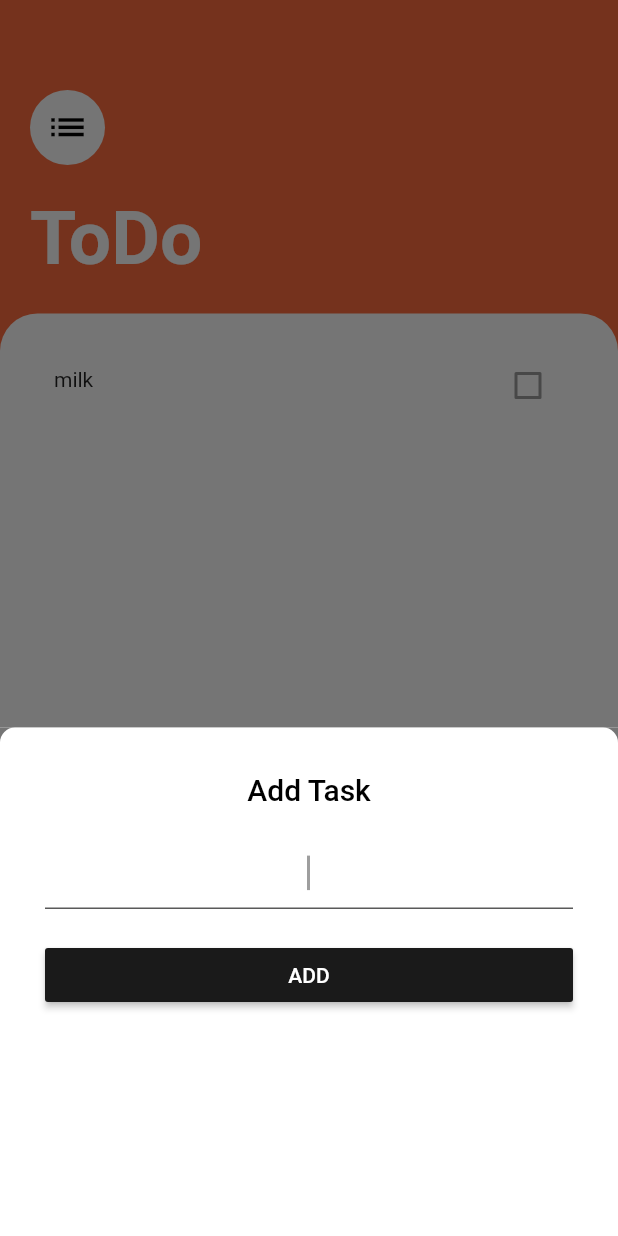
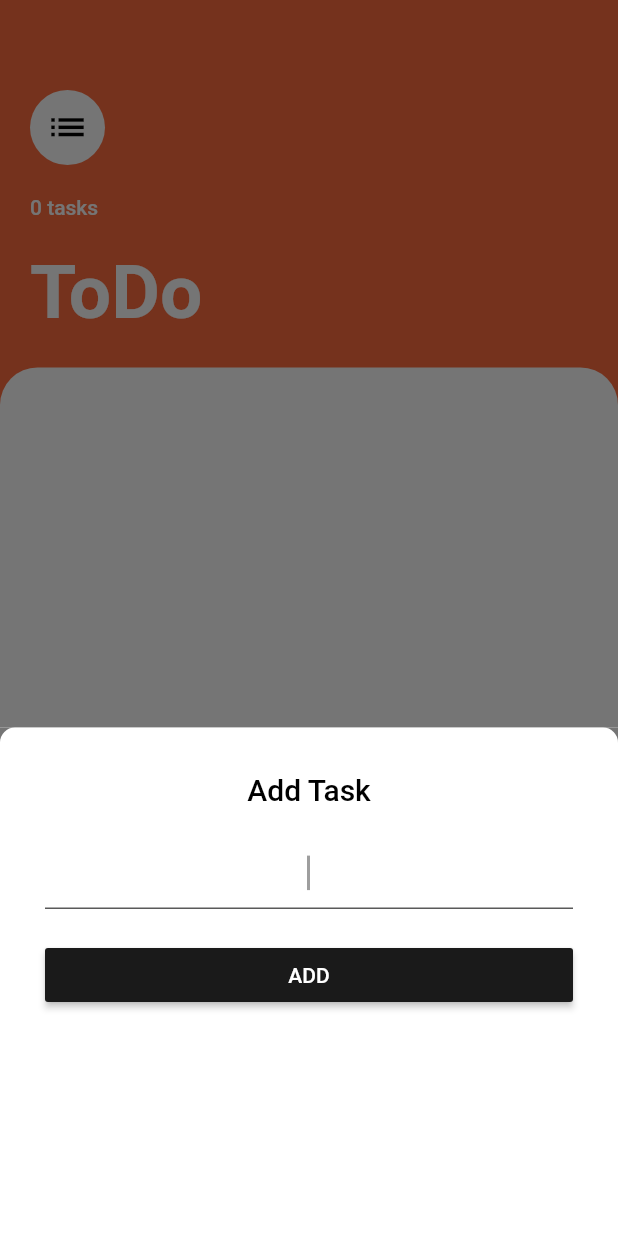
Before and after one commit to Prakash5bisht/ToDo-App-Flutter, a Flutter app: the screen it shows after launch, after a tap on the "add" icon, on a phone screen of 412 x 824 dp. Run offline on Flutter 3.47's test engine with Material 2 defaults, Android fonts, the phone set to English and light mode, and no system bars.

Commit message:
replaced ListView with ListView.builder and added functionality to add task button and lifted the state up

```diff
--- /dev/null
+++ b/lib/models/Task.dart
@@ -0,0 +1,12 @@
+class Task{
+
+  String name;
+  bool isDone;
+
+  Task({this.name, this.isDone = false});
+
+  void done(){
+    isDone = !isDone;
+  }
+
+}
--- a/lib/screens/task_dialog.dart
+++ b/lib/screens/task_dialog.dart
@@ -1,9 +1,16 @@
 import 'package:flutter/cupertino.dart';
 import 'package:flutter/material.dart';
 
-class TaskDialog extends StatelessWidget {
+class AddTaskScreen extends StatelessWidget {
+
+  AddTaskScreen(this.addTaskCallback);
+  final Function addTaskCallback;
+
   @override
   Widget build(BuildContext context) {
+
+    String newTaskTitle;
+
     return Container(
       color: Color(0xff757575),
       child: Container(
@@ -28,6 +35,8 @@ class TaskDialog extends StatelessWidget {
              TextField(
                autofocus: true,
                textAlign: TextAlign.center,
+               autocorrect: true,
+               textCapitalization: TextCapitalization.sentences,
                style: TextStyle(fontSize: 20.0),
                decoration: InputDecoration(
                  focusedBorder: UnderlineInputBorder(
@@ -35,6 +44,9 @@ class TaskDialog extends StatelessWidget {
                  )
                ),
                cursorColor: Colors.grey[500],
+               onChanged: (value){
+                 newTaskTitle = value;
+               },
              ),
              SizedBox(height: 20.0,),
              RaisedButton(
@@ -45,7 +57,8 @@ class TaskDialog extends StatelessWidget {
                ),
                color: Color(0xff1a1a1a),
                onPressed: (){
-                 print('ok');
+                  addTaskCallback(newTaskTitle);
+                  Navigator.pop(context);
                },
              )
             ],
--- a/lib/screens/task_screen.dart
+++ b/lib/screens/task_screen.dart
@@ -2,9 +2,27 @@ import 'package:flutter/cupertino.dart';
 import 'package:flutter/material.dart';
 import 'package:to_do/widgets/task_list.dart';
 import 'package:to_do/screens/task_dialog.dart';
+import 'package:to_do/models/Task.dart';
+
+class TasksScreen extends StatefulWidget {
 
 
-class TasksScreen extends StatelessWidget {
+  @override
+  _TasksScreenState createState() => _TasksScreenState();
+}
+
+class _TasksScreenState extends State<TasksScreen> {
+
+  List<Task> tasks = [
+//    Task(name: 'milk'),
+//    Task(name: 'eggs'),
+//    Task(name: 'vinegar'),
+//    Task(name: 'olive oil'),
+//    Task(name: 'olive oil'),
+//    Task(name: 'olive oil'),
+//    Task(name: 'olive oil'),
+//    Task(name: 'olive oil'),
+  ];
 
 
   @override
@@ -23,7 +41,11 @@ class TasksScreen extends StatelessWidget {
               builder: (BuildContext context) => SingleChildScrollView(
                 child: Container(
                   padding: EdgeInsets.only(bottom: MediaQuery.of(context).viewInsets.bottom),
-                  child: TaskDialog(),
+                  child: AddTaskScreen((newTaskTitle){
+                    setState(() {
+                    tasks.add(Task(name: newTaskTitle));
+                    });
+                  }),
                 ),
               ));
         },
@@ -43,18 +65,26 @@ class TasksScreen extends StatelessWidget {
                     child: Icon(Icons.list,color: Colors.black, size: 29.0,),
                   ),
                   SizedBox(height: 20.0,),
+                  Text(
+                    '${tasks.length} tasks',
+                    style: TextStyle(
+                      color: Colors.white,
+                      fontWeight: FontWeight.w500,
+                    ),
+                  ),
+                  SizedBox(height: 20.0,),
                   Text('ToDo',style: TextStyle(color: Colors.white,fontSize: 50.0,fontWeight: FontWeight.w700),),
                 ],
               ),
             ),
             Expanded(
               child: Container(
-                padding: EdgeInsets.symmetric(horizontal: 20.0, vertical: 20.0),
+                padding: EdgeInsets.only(top: 20.0,left: 20.0,right: 20.0,bottom: 70.0),
                 decoration: BoxDecoration(
                     color: Colors.white,
                     borderRadius: BorderRadius.only(topLeft: Radius.circular(25.0),topRight: Radius.circular(25.0))
                 ),
-                child: TaskList(),
+                child: TaskList(tasks,tasks.length),
               ),
             ),
           ],
--- a/lib/widgets/task_list.dart
+++ b/lib/widgets/task_list.dart
@@ -1,14 +1,39 @@
+import 'package:flutter/cupertino.dart';
 import 'package:flutter/material.dart';
+import 'package:to_do/models/Task.dart';
 import 'package:to_do/widgets/task_tile.dart';
 
-class TaskList extends StatelessWidget {
+class TaskList extends StatefulWidget {
+
+  TaskList(this.tasks,this.noOfTasks);
+ final List<Task> tasks;
+ final int noOfTasks;
+
+  @override
+  _TaskListState createState() => _TaskListState();
+}
+
+class _TaskListState extends State<TaskList> {
+
 
   @override
   Widget build(BuildContext context) {
-    return ListView(
-      children: <Widget>[
-        TaskTile()
-      ],
-    );
+    return widget.noOfTasks > 0 ? ListView.builder(
+      itemCount: widget.tasks.length,
+      itemBuilder: (BuildContext context, int index){
+        return TaskTile(
+            textTitle: widget.tasks[index].name,
+            isChecked: widget.tasks[index].isDone ,
+            checkboxCallback: (checkboxStatus) {
+          setState(() {
+           widget.tasks[index].done();
+          });
+        },
+        );
+      },
+    ) : Center(child: Text('add daily tasks',
+                           style: TextStyle(color: Colors.grey, fontSize: 17.0),
+                          ),
+                        );
   }
 }
```
Also changed, not shown: lib/widgets/task_tile.dart (+21 -2 lines).
